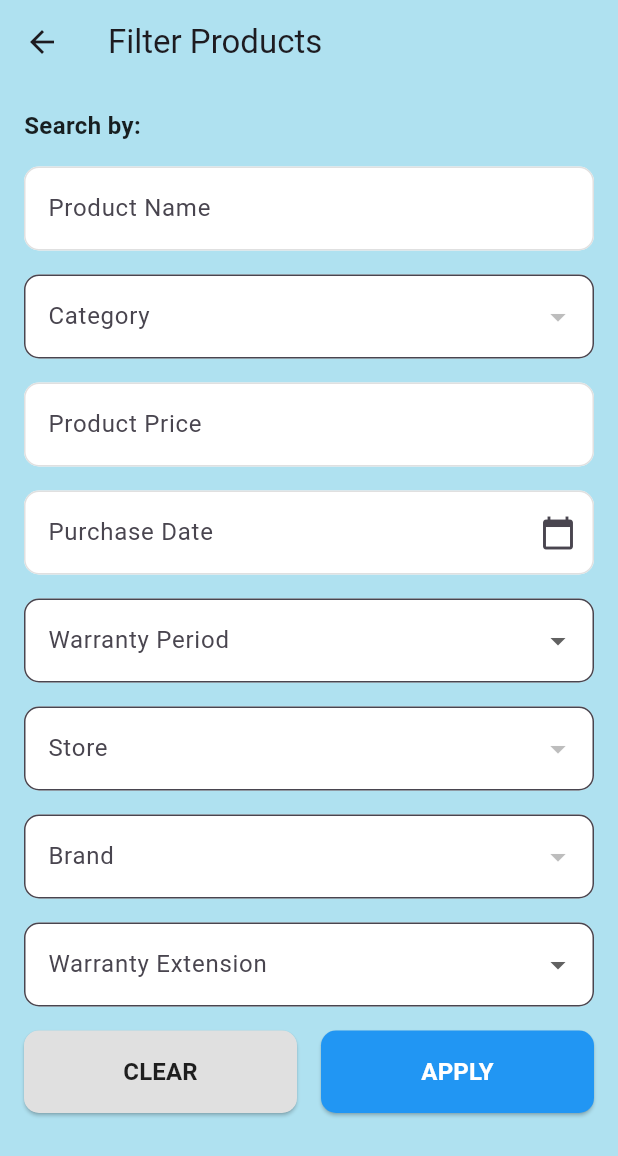
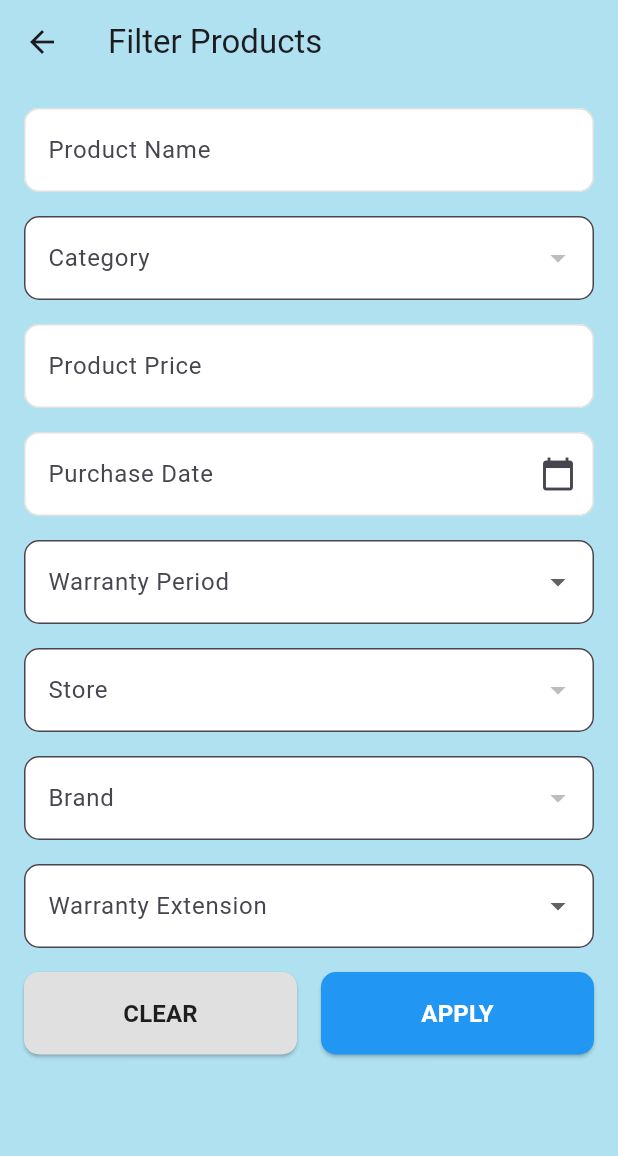
Before and after one commit to Rickiard/MyWarrantiesLPEI, a Flutter app: the FilterPage screen opened directly with empty values, on a phone screen of 412 x 824 dp. Shown: the top 1156 px of the screen. Run offline on Flutter 3.47's test engine with Material 3 defaults, Android fonts, the phone set to English and light mode, and no system bars; our stand-ins replace cloud_firestore, cloud_functions, email_validator, firebase_auth, firebase_core, firebase_storage and 4 more; accounts and stored records are empty.

Commit message:
Update filter.dart

```diff
--- a/mywarranties/lib/filter.dart
+++ b/mywarranties/lib/filter.dart
@@ -117,15 +117,6 @@ class _FilterPageState extends State<FilterPage> {
           child: Column(
             crossAxisAlignment: CrossAxisAlignment.stretch,
             children: [
-              Text(
-                'Search by:',
-                style: TextStyle(
-                  fontSize: 16,
-                  fontWeight: FontWeight.bold,
-                  color: Colors.black87,
-                ),
-              ),
-              SizedBox(height: 16),
 
               // Product Name
               TextFormField(
```
